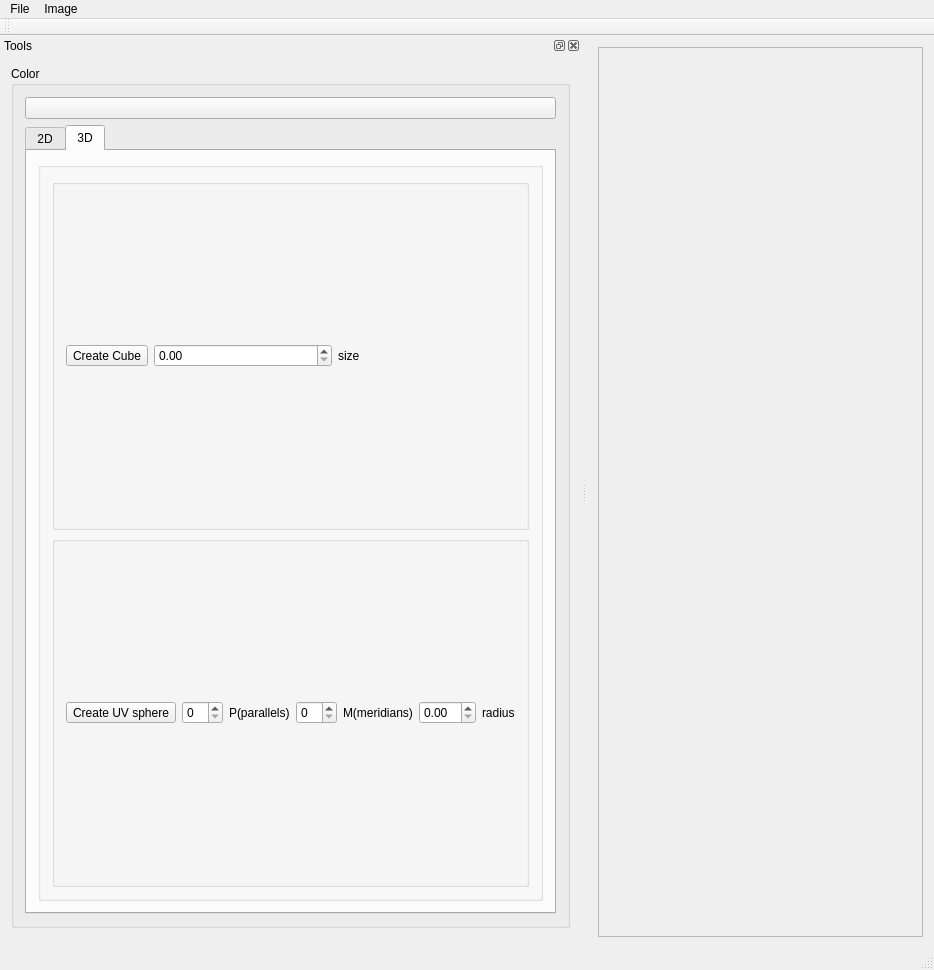
This is src/ImageViewer.ui in bozhenakv555/pg_ImageViewer as Qt 5 draws it before an edit. The edited form follows.
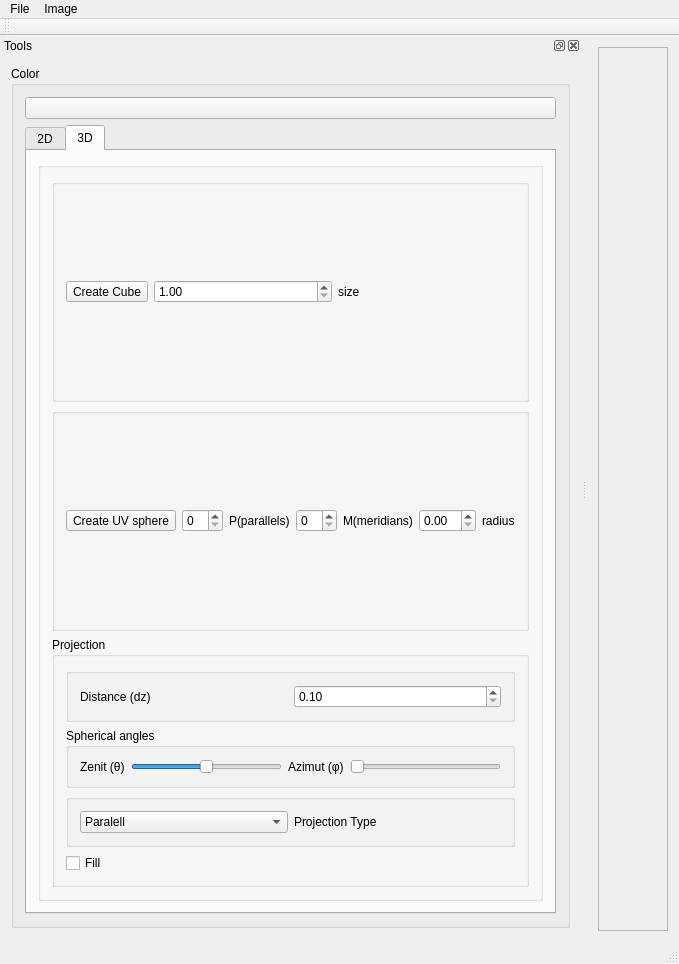
This is the edited form.

Commit message: Implemented 3D wireframe with parallel and perspective projections in VW. Added a render3D function to IV to connect user input in UI sliders and spinboxes to drawing logic, also enabling real-time rotation and distance control.

Patch:
```diff
--- a/src/ImageViewer.ui
+++ b/src/ImageViewer.ui
@@ -6,8 +6,8 @@
    <rect>
     <x>0</x>
     <y>0</y>
-    <width>934</width>
-    <height>970</height>
+    <width>646</width>
+    <height>964</height>
    </rect>
   </property>
   <property name="windowTitle">
@@ -25,8 +25,8 @@
         <rect>
          <x>0</x>
          <y>0</y>
-         <width>356</width>
-         <height>890</height>
+         <width>68</width>
+         <height>884</height>
         </rect>
        </property>
       </widget>
@@ -39,7 +39,7 @@
     <rect>
      <x>0</x>
      <y>0</y>
-     <width>934</width>
+     <width>646</width>
      <height>21</height>
     </rect>
    </property>
@@ -514,8 +514,8 @@
               <property name="title">
                <string/>
               </property>
-              <layout class="QGridLayout" name="gridLayout_5">
-               <item row="0" column="0">
+              <layout class="QVBoxLayout" name="verticalLayout_6">
+               <item>
                 <widget class="QGroupBox" name="groupBox_17">
                  <property name="title">
                   <string/>
@@ -529,7 +529,14 @@
                    </widget>
                   </item>
                   <item>
-                   <widget class="QDoubleSpinBox" name="dsbCubeSize"/>
+                   <widget class="QDoubleSpinBox" name="dsbCubeSize">
+                    <property name="minimum">
+                     <double>1.000000000000000</double>
+                    </property>
+                    <property name="maximum">
+                     <double>1000.000000000000000</double>
+                    </property>
+                   </widget>
                   </item>
                   <item>
                    <widget class="QLabel" name="label_6">
@@ -541,7 +548,7 @@
                  </layout>
                 </widget>
                </item>
-               <item row="1" column="0">
+               <item>
                 <widget class="QGroupBox" name="groupBox_18">
                  <property name="title">
                   <string/>
@@ -587,6 +594,124 @@
                  </layout>
                 </widget>
                </item>
+               <item>
+                <widget class="QGroupBox" name="groupBox_20">
+                 <property name="title">
+                  <string>Projection</string>
+                 </property>
+                 <layout class="QVBoxLayout" name="verticalLayout_7">
+                  <item>
+                   <widget class="QGroupBox" name="groupBox_22">
+                    <property name="title">
+                     <string/>
+                    </property>
+                    <layout class="QHBoxLayout" name="horizontalLayout_16">
+                     <item>
+                      <widget class="QLabel" name="label_13">
+                       <property name="text">
+                        <string>Distance (dz)</string>
+                       </property>
+                      </widget>
+                     </item>
+                     <item>
+                      <widget class="QDoubleSpinBox" name="dsb_distance">
+                       <property name="minimum">
+                        <double>0.100000000000000</double>
+                       </property>
+                       <property name="maximum">
+                        <double>1500.000000000000000</double>
+                       </property>
+                      </widget>
+                     </item>
+                    </layout>
+                   </widget>
+                  </item>
+                  <item>
+                   <widget class="QGroupBox" name="groupBox_19">
+                    <property name="title">
+                     <string>Spherical angles</string>
+                    </property>
+                    <layout class="QHBoxLayout" name="horizontalLayout_14">
+                     <item>
+                      <widget class="QLabel" name="label_10">
+                       <property name="text">
+                        <string>Zenit (θ)</string>
+                       </property>
+                      </widget>
+                     </item>
+                     <item>
+                      <widget class="QSlider" name="sliderZenith_theta">
+                       <property name="minimum">
+                        <number>-90</number>
+                       </property>
+                       <property name="maximum">
+                        <number>90</number>
+                       </property>
+                       <property name="orientation">
+                        <enum>Qt::Orientation::Horizontal</enum>
+                       </property>
+                      </widget>
+                     </item>
+                     <item>
+                      <widget class="QLabel" name="label_11">
+                       <property name="text">
+                        <string>Azimut (φ)</string>
+                       </property>
+                      </widget>
+                     </item>
+                     <item>
+                      <widget class="QSlider" name="sliderAzimuth_phi">
+                       <property name="maximum">
+                        <number>360</number>
+                       </property>
+                       <property name="orientation">
+                        <enum>Qt::Orientation::Horizontal</enum>
+                       </property>
+                      </widget>
+                     </item>
+                    </layout>
+                   </widget>
+                  </item>
+                  <item>
+                   <widget class="QGroupBox" name="groupBox_21">
+                    <property name="title">
+                     <string/>
+                    </property>
+                    <layout class="QHBoxLayout" name="horizontalLayout_15">
+                     <item>
+                      <widget class="QComboBox" name="cb_projectionType">
+                       <item>
+                        <property name="text">
+                         <string>Paralell</string>
+                        </property>
+                       </item>
+                       <item>
+                        <property name="text">
+                         <string>Perspective</string>
+                        </property>
+                       </item>
+                      </widget>
+                     </item>
+                     <item>
+                      <widget class="QLabel" name="label_12">
+                       <property name="text">
+                        <string>Projection Type</string>
+                       </property>
+                      </widget>
+                     </item>
+                    </layout>
+                   </widget>
+                  </item>
+                  <item>
+                   <widget class="QCheckBox" name="chbFill3D">
+                    <property name="text">
+                     <string>Fill</string>
+                    </property>
+                   </widget>
+                  </item>
+                 </layout>
+                </widget>
+               </item>
               </layout>
              </widget>
             </item>
```
Left out of the diff: 6 changed lines with no effect on the pictures. The commit also changes 5 other files.
